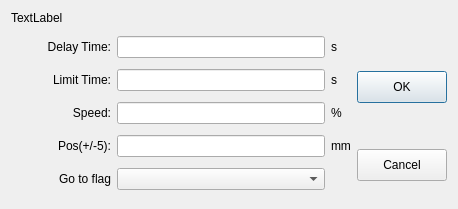
First picture: the form in hcinstruction/icautorunrevise.ui, repository dongdong-2009/3-5AxisRobot, before the edit.
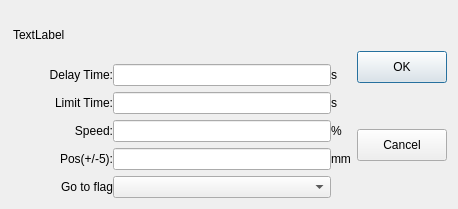
Second picture: the form after the edit. Custom widgets are drawn as their Qt base class.

Commit message: 修改了自动的编辑

```diff
--- a/hcinstruction/icautorunrevise.ui
+++ b/hcinstruction/icautorunrevise.ui
@@ -27,114 +27,47 @@
   </property>
   <layout class="QGridLayout" name="gridLayout_2">
    <item row="0" column="0">
-    <widget class="QLabel" name="currentMoldItemLabel">
-     <property name="text">
-      <string>TextLabel</string>
-     </property>
-    </widget>
-   </item>
-   <item row="1" column="0">
-    <layout class="QHBoxLayout" name="horizontalLayout">
-     <item>
       <layout class="QGridLayout" name="gridLayout">
-       <item row="3" column="0">
-        <widget class="QLabel" name="positionLabel">
+     <property name="leftMargin">
+      <number>2</number>
+     </property>
+     <property name="horizontalSpacing">
+      <number>0</number>
+     </property>
+     <property name="verticalSpacing">
+      <number>6</number>
+     </property>
+     <item row="1" column="0">
+      <widget class="QLabel" name="label">
          <property name="minimumSize">
           <size>
-           <width>100</width>
+         <width>80</width>
            <height>0</height>
           </size>
          </property>
          <property name="text">
-          <string>Pos(+/-5):</string>
+        <string>Delay Time:</string>
          </property>
          <property name="alignment">
           <set>Qt::AlignRight|Qt::AlignTrailing|Qt::AlignVCenter</set>
          </property>
         </widget>
        </item>
-       <item row="3" column="1">
-        <widget class="ICIncrementalLineEdit" name="posEdit">
+     <item row="1" column="1">
+      <widget class="ICLineEditWithVirtualNumericKeypad" name="delayEdit">
          <property name="text">
           <string notr="true"/>
          </property>
         </widget>
        </item>
-       <item row="2" column="2">
-        <widget class="QLabel" name="precentLabel">
-         <property name="text">
-          <string>%</string>
-         </property>
-        </widget>
-       </item>
-       <item row="3" column="2">
-        <widget class="QLabel" name="mmLabel">
-         <property name="text">
-          <string>mm</string>
-         </property>
-        </widget>
-       </item>
        <item row="1" column="2">
-        <widget class="QLabel" name="limitUnitLabel">
-         <property name="text">
-          <string>s</string>
-         </property>
-        </widget>
-       </item>
-       <item row="0" column="2">
         <widget class="QLabel" name="sLabel">
          <property name="text">
           <string>s</string>
          </property>
         </widget>
        </item>
-       <item row="0" column="1">
-        <widget class="ICLineEditWithVirtualNumericKeypad" name="delayEdit">
-         <property name="text">
-          <string notr="true"/>
-         </property>
-        </widget>
-       </item>
        <item row="2" column="0">
-        <widget class="QLabel" name="speedLabel">
-         <property name="minimumSize">
-          <size>
-           <width>80</width>
-           <height>0</height>
-          </size>
-         </property>
-         <property name="text">
-          <string>Speed:</string>
-         </property>
-         <property name="alignment">
-          <set>Qt::AlignRight|Qt::AlignTrailing|Qt::AlignVCenter</set>
-         </property>
-        </widget>
-       </item>
-       <item row="2" column="1">
-        <widget class="ICLineEditWithVirtualNumericKeypad" name="speedEdit">
-         <property name="text">
-          <string notr="true"/>
-         </property>
-        </widget>
-       </item>
-       <item row="0" column="0">
-        <widget class="QLabel" name="label">
-         <property name="minimumSize">
-          <size>
-           <width>80</width>
-           <height>0</height>
-          </size>
-         </property>
-         <property name="text">
-          <string>Delay Time:</string>
-         </property>
-         <property name="alignment">
-          <set>Qt::AlignRight|Qt::AlignTrailing|Qt::AlignVCenter</set>
-         </property>
-        </widget>
-       </item>
-       <item row="1" column="0">
         <widget class="QLabel" name="limitTimeLabel">
          <property name="minimumSize">
           <size>
@@ -150,14 +83,81 @@
          </property>
         </widget>
        </item>
-       <item row="1" column="1">
+     <item row="2" column="1">
         <widget class="ICLineEditWithVirtualNumericKeypad" name="limitEdit">
          <property name="text">
           <string notr="true"/>
          </property>
         </widget>
        </item>
+     <item row="2" column="2">
+      <widget class="QLabel" name="limitUnitLabel">
+       <property name="text">
+        <string>s</string>
+       </property>
+      </widget>
+     </item>
+     <item row="3" column="0">
+      <widget class="QLabel" name="speedLabel">
+       <property name="minimumSize">
+        <size>
+         <width>80</width>
+         <height>0</height>
+        </size>
+       </property>
+       <property name="text">
+        <string>Speed:</string>
+       </property>
+       <property name="alignment">
+        <set>Qt::AlignRight|Qt::AlignTrailing|Qt::AlignVCenter</set>
+       </property>
+      </widget>
+     </item>
+     <item row="3" column="1">
+      <widget class="ICLineEditWithVirtualNumericKeypad" name="speedEdit">
+       <property name="text">
+        <string notr="true"/>
+       </property>
+      </widget>
+     </item>
+     <item row="3" column="2">
+      <widget class="QLabel" name="precentLabel">
+       <property name="text">
+        <string>%</string>
+       </property>
+      </widget>
+     </item>
        <item row="4" column="0">
+      <widget class="QLabel" name="positionLabel">
+       <property name="minimumSize">
+        <size>
+         <width>100</width>
+         <height>0</height>
+        </size>
+       </property>
+       <property name="text">
+        <string>Pos(+/-5):</string>
+       </property>
+       <property name="alignment">
+        <set>Qt::AlignRight|Qt::AlignTrailing|Qt::AlignVCenter</set>
+       </property>
+      </widget>
+     </item>
+     <item row="4" column="1">
+      <widget class="ICIncrementalLineEdit" name="posEdit">
+       <property name="text">
+        <string notr="true"/>
+       </property>
+      </widget>
+     </item>
+     <item row="4" column="2">
+      <widget class="QLabel" name="mmLabel">
+       <property name="text">
+        <string>mm</string>
+       </property>
+      </widget>
+     </item>
+     <item row="5" column="0">
         <widget class="QLabel" name="label_2">
          <property name="text">
           <string>Go to flag</string>
@@ -167,12 +167,25 @@
          </property>
         </widget>
        </item>
-       <item row="4" column="1">
+     <item row="5" column="1">
         <widget class="ICComboBox" name="flagSel"/>
        </item>
-      </layout>
-     </item>
-     <item>
+     <item row="0" column="0" colspan="3">
+      <widget class="QLabel" name="currentMoldItemLabel">
+       <property name="minimumSize">
+        <size>
+         <width>0</width>
+         <height>40</height>
+        </size>
+       </property>
+       <property name="text">
+        <string>TextLabel</string>
+       </property>
+      </widget>
+     </item>
+    </layout>
+   </item>
+   <item row="0" column="1">
       <widget class="QDialogButtonBox" name="buttonBox">
        <property name="minimumSize">
         <size>
@@ -195,20 +208,18 @@
       </widget>
      </item>
     </layout>
-   </item>
-  </layout>
  </widget>
  <customwidgets>
-  <customwidget>
-   <class>ICLineEditWithVirtualNumericKeypad</class>
-   <extends>QLineEdit</extends>
-   <header>iclineeditwithvirtualnumerickeypad.h</header>
-  </customwidget>
   <customwidget>
    <class>ICComboBox</class>
    <extends>QComboBox</extends>
    <header>iccombobox.h</header>
   </customwidget>
+  <customwidget>
+   <class>ICLineEditWithVirtualNumericKeypad</class>
+   <extends>QLineEdit</extends>
+   <header>iclineeditwithvirtualnumerickeypad.h</header>
+  </customwidget>
   <customwidget>
    <class>ICIncrementalLineEdit</class>
    <extends>QLineEdit</extends>
```
Lines whose indentation alone changed are shown as unchanged.
